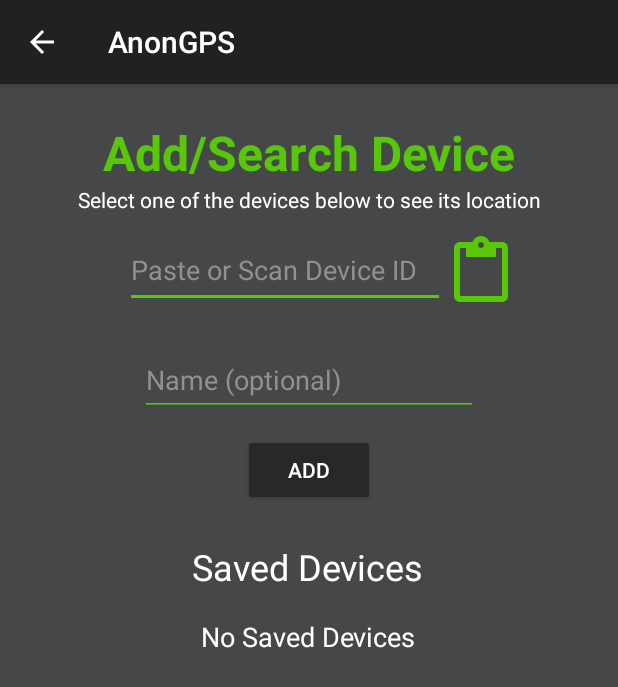
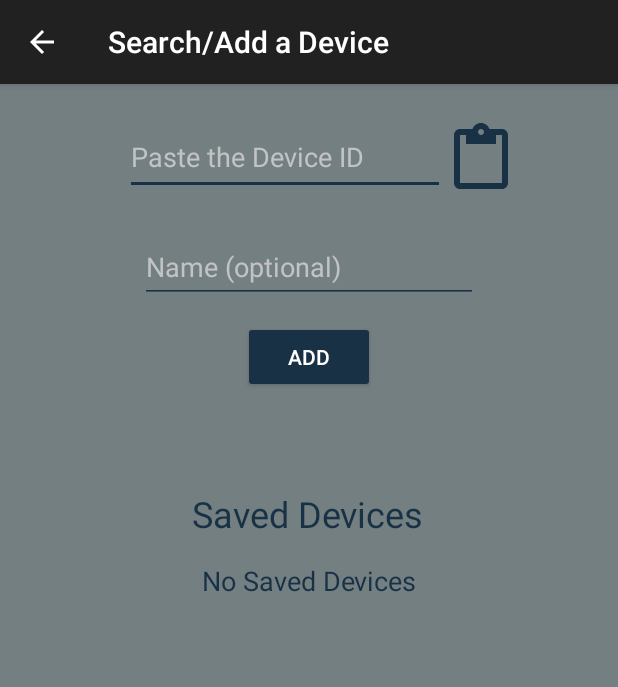
Before and after one commit to nu113d/AnonGPS, an Android app: the SearchActivity screen opened directly, with no data from a screen before it, on a phone screen of 412 x 824 dp. Shown: the top 687 px of the screen. Run offline under Robolectric (Android 15) with nearby library versions, the phone set to English and light mode, and no system bars.

Commit message:
Updated UI with new colors

```diff
--- a/app/src/main/java/com/application/anongps/QRActivity.java
+++ b/app/src/main/java/com/application/anongps/QRActivity.java
@@ -1,5 +1,6 @@
 package com.application.anongps;
 
+import androidx.appcompat.app.ActionBar;
 import androidx.appcompat.app.AppCompatActivity;
 
 import android.content.Intent;
@@ -18,7 +19,9 @@ public class QRActivity extends AppCompatActivity {
     protected void onCreate(Bundle savedInstanceState) {
         super.onCreate(savedInstanceState);
         setContentView(R.layout.activity_qr);
-        getSupportActionBar().setDisplayHomeAsUpEnabled(true);
+        ActionBar actionBar = getSupportActionBar();
+        actionBar.setDisplayHomeAsUpEnabled(true);
+        actionBar.setTitle("Device ID");
 
         Intent intent = getIntent();
         String deviceId = intent.getStringExtra("ID");
--- a/app/src/main/java/com/application/anongps/SearchActivity.java
+++ b/app/src/main/java/com/application/anongps/SearchActivity.java
@@ -3,6 +3,7 @@ package com.application.anongps;
 import static android.content.ClipDescription.MIMETYPE_TEXT_PLAIN;
 
 import androidx.annotation.NonNull;
+import androidx.appcompat.app.ActionBar;
 import androidx.appcompat.app.AlertDialog;
 import androidx.appcompat.app.AppCompatActivity;
 
@@ -42,7 +43,9 @@ public class SearchActivity extends AppCompatActivity {
     protected void onCreate(Bundle savedInstanceState) {
         super.onCreate(savedInstanceState);
         setContentView(R.layout.activity_search);
-        getSupportActionBar().setDisplayHomeAsUpEnabled(true);
+        ActionBar actionBar = getSupportActionBar();
+        actionBar.setDisplayHomeAsUpEnabled(true);
+        actionBar.setTitle("Search/Add a Device");
 
         Button addButton = findViewById(R.id.addButton);
         Button pasteButton = findViewById(R.id.pasteButton);
@@ -57,6 +60,7 @@ public class SearchActivity extends AppCompatActivity {
         namesAdapter = new ArrayAdapter<>(this, R.layout.devices_list_layout, namesList);
         listView.setAdapter(namesAdapter);
 
+        //load saved names
         loadNames();
 
         // Register context menu for the ListView items (long-press action)
--- a/app/src/main/res/layout/activity_map.xml
+++ b/app/src/main/res/layout/activity_map.xml
@@ -4,7 +4,7 @@
     xmlns:tools="http://schemas.android.com/tools"
     android:layout_width="match_parent"
     android:layout_height="match_parent"
-    android:background="@color/backround"
+    android:background="@color/background"
     tools:context=".MapActivity">
 
     <TextView
@@ -36,8 +36,9 @@
         android:id="@+id/linearLayout3"
         android:layout_width="match_parent"
         android:layout_height="wrap_content"
+        android:background="@color/white"
         android:orientation="horizontal"
-        android:paddingVertical="4sp"
+        android:paddingVertical="2sp"
         app:layout_constraintStart_toStartOf="parent"
         app:layout_constraintTop_toBottomOf="@+id/timeView">
 
--- a/app/src/main/res/layout/activity_search.xml
+++ b/app/src/main/res/layout/activity_search.xml
@@ -4,31 +4,18 @@
     xmlns:tools="http://schemas.android.com/tools"
     android:layout_width="match_parent"
     android:layout_height="match_parent"
-    android:background="@color/backround"
+    android:background="@color/background"
     tools:context=".SearchActivity">
-
-    <TextView
-        android:id="@+id/Title"
-        android:layout_width="wrap_content"
-        android:layout_height="wrap_content"
-        android:layout_marginTop="24dp"
-        android:text="Add/Search Device"
-        android:textColor="@color/BaseColor"
-        android:textSize="32sp"
-        android:textStyle="bold"
-        app:layout_constraintEnd_toEndOf="parent"
-        app:layout_constraintStart_toStartOf="parent"
-        app:layout_constraintTop_toTopOf="parent" />
 
     <LinearLayout
         android:id="@+id/linearLayout"
         android:layout_width="wrap_content"
         android:layout_height="50dp"
-        android:layout_marginTop="32dp"
+        android:layout_marginTop="24dp"
         android:orientation="horizontal"
         app:layout_constraintEnd_toEndOf="parent"
         app:layout_constraintStart_toStartOf="parent"
-        app:layout_constraintTop_toBottomOf="@+id/Title">
+        app:layout_constraintTop_toTopOf="parent">
 
         <EditText
             android:id="@+id/uidText"
@@ -39,8 +26,9 @@
             android:layout_weight="1"
             android:backgroundTint="@color/BaseColor"
             android:ems="10"
-            android:hint="Paste or Scan Device ID"
+            android:hint="Paste the Device ID"
             android:inputType="text"
+            android:selectAllOnFocus="true"
             android:textColor="@color/white"
             android:textColorHint="@color/textColorHint"
             app:layout_constraintStart_toStartOf="parent" />
@@ -81,7 +69,7 @@
         android:layout_width="wrap_content"
         android:layout_height="wrap_content"
         android:layout_marginTop="12dp"
-        android:backgroundTint="@color/buttonColorTint"
+        android:backgroundTint="@color/BaseColor"
         android:text="Add"
         android:textColor="@color/white"
         app:layout_constraintEnd_toEndOf="parent"
@@ -92,12 +80,12 @@
         android:id="@+id/textView"
         android:layout_width="wrap_content"
         android:layout_height="wrap_content"
-        android:layout_marginTop="24dp"
+        android:layout_marginTop="64dp"
         android:text="Saved Devices"
-        android:textColor="@color/white"
+        android:textColor="@color/BaseColor"
         android:textSize="24sp"
         app:layout_constraintEnd_toEndOf="parent"
-        app:layout_constraintHorizontal_bias="0.498"
+        app:layout_constraintHorizontal_bias="0.497"
         app:layout_constraintStart_toStartOf="parent"
         app:layout_constraintTop_toBottomOf="@+id/addButton" />
 
@@ -105,12 +93,11 @@
         android:id="@+id/noDataText"
         android:layout_width="wrap_content"
         android:layout_height="wrap_content"
-        android:layout_marginTop="18dp"
+        android:layout_marginTop="16dp"
         android:text="No Saved Devices"
-        android:textColor="@color/white"
+        android:textColor="@color/BaseColor"
         android:textSize="18sp"
         app:layout_constraintEnd_toEndOf="parent"
-        app:layout_constraintHorizontal_bias="0.498"
         app:layout_constraintStart_toStartOf="parent"
         app:layout_constraintTop_toBottomOf="@+id/textView" />
 
@@ -118,7 +105,7 @@
         android:id="@+id/nameListView"
         android:layout_width="wrap_content"
         android:layout_height="0dp"
-        android:background="@color/textColorHint"
+        android:background="@color/Beige"
         app:layout_constraintBottom_toBottomOf="parent"
         app:layout_constraintEnd_toEndOf="parent"
         app:layout_constraintHorizontal_bias="0.0"
@@ -126,14 +113,4 @@
         app:layout_constraintTop_toBottomOf="@+id/noDataText"
         app:layout_constraintVertical_bias="1.0" />
 
-    <TextView
-        android:id="@+id/infoText"
-        android:layout_width="wrap_content"
-        android:layout_height="wrap_content"
-        android:text="Select one of the devices below to see its location"
-        android:textColor="@color/white"
-        app:layout_constraintEnd_toEndOf="parent"
-        app:layout_constraintStart_toStartOf="parent"
-        app:layout_constraintTop_toBottomOf="@+id/Title" />
-
 </androidx.constraintlayout.widget.ConstraintLayout>
--- a/app/src/main/res/values/colors.xml
+++ b/app/src/main/res/values/colors.xml
@@ -2,8 +2,11 @@
 <resources>
     <color name="black">#FF000000</color>
     <color name="white">#FFFFFFFF</color>
-    <color name="buttonColorTint">#292828</color>
-    <color name="backround">#454749</color>
-    <color name="BaseColor">#57C708</color>
-    <color name="textColorHint">#8F9193</color>
+    <color name="Title">#F39A48</color>
+    <color name="Beige">#E4CBB5</color>
+    <color name="Sky_Blue">#78C3D6</color>
+    <color name="buttonColorTint">#183145</color>
+    <color name="background">#747F82</color>
+    <color name="BaseColor">#183145</color>
+    <color name="textColorHint">#C1C3C5</color>
 </resources>
```
Also changed, not shown: app/src/main/java/com/application/anongps/TrackActivity.java (+8 -9 lines), app/src/main/res/layout/activity_main.xml (+7 -5 lines), app/src/main/res/layout/activity_qr.xml (+4 -16 lines), app/src/main/res/layout/activity_track.xml (+12 -27 lines).
